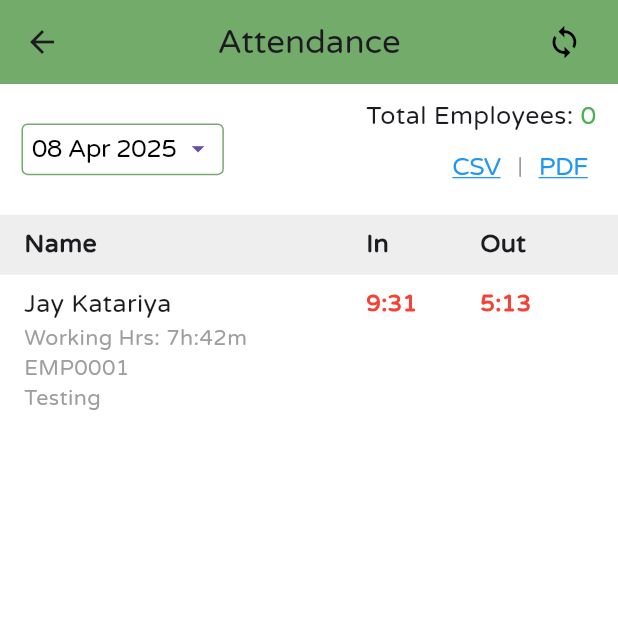
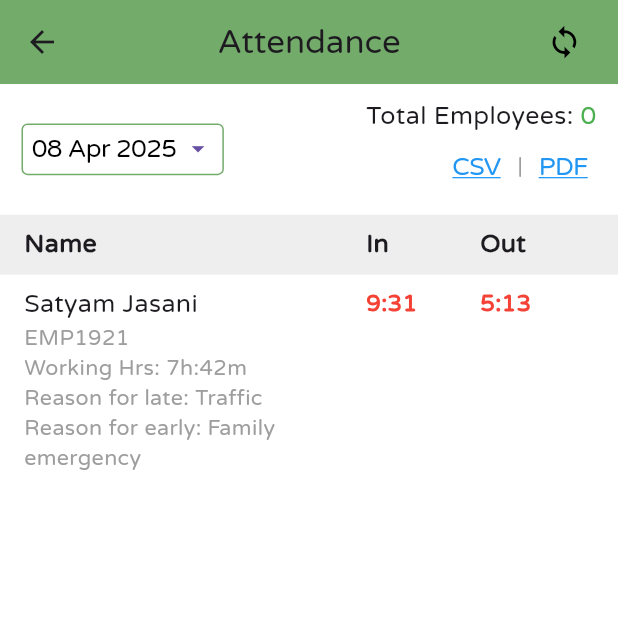
Before and after one commit to Zimil-Patel/emp_system, a Flutter app: the AttendancePage screen opened directly, on a phone screen of 412 x 824 dp, the top half of it. Run offline on Flutter 3.47's test engine with Material 3 defaults, Android fonts, the phone set to English and light mode, and no system bars; our stand-ins replace cached_network_image, cloud_firestore, csv, firebase_auth, firebase_core, flutter_screenutil and 10 more; missing offline and left inert: mailer; accounts and stored records are empty.

Commit message:
8 April  2025

```diff
--- a/lib/core/model/attendace_model.dart
+++ b/lib/core/model/attendace_model.dart
@@ -8,10 +8,21 @@ class AttendanceData {
   final DateTime? checkOutTime;
   final bool isLate;
   final bool isEarly;
+  final String? lateReason;
+  final String? earlyLeaveReason;
   final String? department;
 
-  AttendanceData(this.name, this.id, this.checkInTime, this.checkOutTime,
-      this.isLate, this.isEarly, this.department);
+  AttendanceData(
+    this.name,
+    this.id,
+    this.checkInTime,
+    this.checkOutTime,
+    this.isLate,
+    this.isEarly,
+    this.department,
+    this.lateReason,
+    this.earlyLeaveReason,
+  );
 
   factory AttendanceData.fromFirestore(
       Map<String, dynamic> data, String name, String id, String? department) {
@@ -27,6 +38,8 @@ class AttendanceData {
       data['lateReason'] != null,
       data['earlyLeaveReason'] != null,
       department,
+      data['lateReason'],
+      data['earlyLeaveReason'],
     );
   }
 
@@ -34,8 +47,12 @@ class AttendanceData {
     return {
       'ID': id,
       'Employee': name,
-      'Check-in Time' : checkInTime != null ? DateFormat("h:mm a").format(checkInTime!) : "--:--",
-      'Check-out Time' : checkOutTime != null ? DateFormat("h:mm a").format(checkOutTime!) : "--:--",
+      'Check-in Time': checkInTime != null
+          ? DateFormat("h:mm a").format(checkInTime!)
+          : "--:--",
+      'Check-out Time': checkOutTime != null
+          ? DateFormat("h:mm a").format(checkOutTime!)
+          : "--:--",
     };
   }
 }
--- a/lib/main.dart
+++ b/lib/main.dart
@@ -63,7 +63,7 @@ void _initControllers() {
 Future<void> insertDummyRecord() async {
   final dummyData = generateDummyEmployeeAttendance(
     createdAt: DateTime(2025, 3, 1),
-    endDate: DateTime(2025, 4, 11),
+    endDate: DateTime(2025, 4, 29),
   );
 
   await uploadDummyAttendanceToFirestore(dummyData);
@@ -77,9 +77,9 @@ List<Map<String, dynamic>> generateDummyEmployeeAttendance({
   final List<Map<String, dynamic>> dummyRecords = [];
   final random = Random();
 
-  final String email = "jash24@gmail.com";
-  final String name = "Jay Katariya";
-  final String employeeId = "EMP0001";
+  final String email = "satyam24@gmail.com";
+  final String name = "Satyam Jasani";
+  final String employeeId = "EMP1921";
 
   final lateReasons = ["Traffic", "Health issue", "Forgot"];
   final earlyReasons = ["Family emergency", "Doctor appointment", "Felt unwell"];
@@ -129,15 +129,15 @@ Future<void> uploadDummyAttendanceToFirestore(List<Map<String, dynamic>> records
   // 1. Set base employee data (merge: true in case already exists)
   await employeeDocRef.set({
     "createdAt": Timestamp.fromDate(DateTime(2025, 3, 1)),
-    "department": "Testing",
-    "designation": "Software Tester",
+    "department": "IT",
+    "designation": "Developer",
     "email": email,
     "employee_id": records[0]['employeeId'],
     "isVerified": true,
     "name": records[0]['name'],
-    "phone": "7456826594",
+    "phone": "7069853475",
     "photo_url": null,
-    "team_name": "Top Tester",
+    "team_name": "Flutter fire",
   }, SetOptions(merge: true));
 
   for (var record in records) {
--- a/lib/screens/supervisor/attendance page/components/attendance_list.dart
+++ b/lib/screens/supervisor/attendance page/components/attendance_list.dart
@@ -81,24 +81,29 @@ class AttendanceTile extends StatelessWidget {
                   style: TextStyle(fontSize: 14.h, fontWeight: FontWeight.w500),
                 ),
 
+                // Employee ID
+                Text(
+                  data.id,
+                  style: TextStyle(fontSize: 12.h, color: Colors.grey),
+                ),
+
                 // Employee Working hours
                 Text(
                   "Working Hrs: ${calculateWorkingHours(data.checkInTime, data.checkOutTime)}",
                   style: TextStyle(fontSize: 12.h, color: Colors.grey),
                 ),
 
-                // Employee ID
-                Text(
-                  data.id,
+                // Late reason
+                if(data.isLate) Text(
+                  "Reason for late: ${data.lateReason}",
                   style: TextStyle(fontSize: 12.h, color: Colors.grey),
                 ),
 
-                // Employee Department
-                if (data.department != null)
-                  Text(
-                    data.department ?? "Not mentioned",
-                    style: TextStyle(fontSize: 12.h, color: Colors.grey),
-                  ),
+                // Early lave reason
+                if(data.isEarly) Text(
+                  "Reason for early: ${data.earlyLeaveReason}",
+                  style: TextStyle(fontSize: 12.h, color: Colors.grey),
+                ),
               ],
             ),
           ),
--- a/lib/screens/supervisor/calendar page/calendar_page.dart
+++ b/lib/screens/supervisor/calendar page/calendar_page.dart
@@ -96,7 +96,7 @@ class _CalendarPageState extends State<CalendarPage> {
 
       setState(() {
         attendanceData = data;
-        log(attendanceData.toString());
+        // log(attendanceData.toString());
       });
     } catch (e) {
       print("Error fetching attendance data: $e");
```
